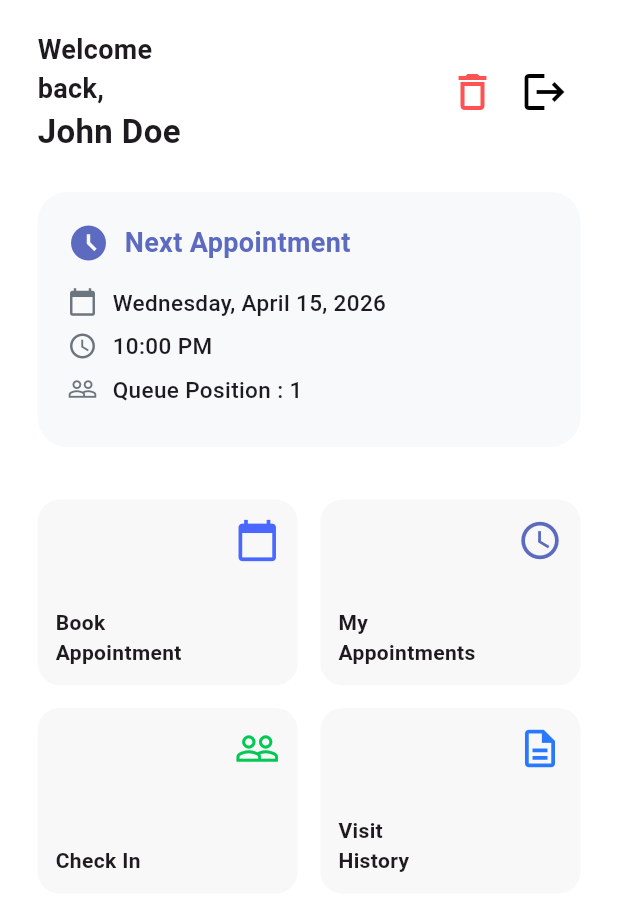
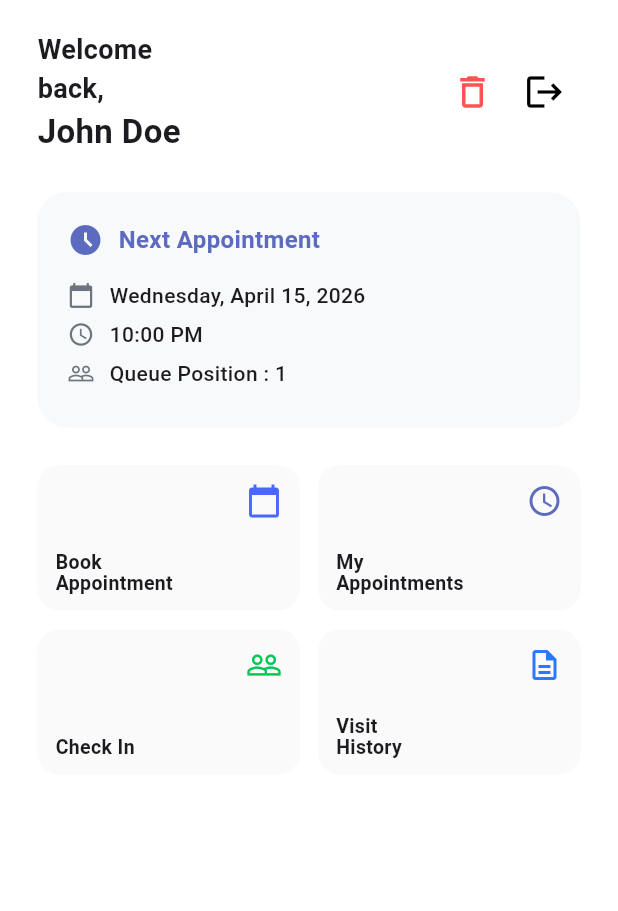
Before and after one commit to SelamawitMulat/MedLine_MobileAppProject2018, a Flutter app: the PatientPortalScreen screen opened by its route, on a phone screen of 412 x 824 dp. Shown: the top 911 px of the screen. Run offline on Flutter 3.47's test engine with Material 3 defaults, Android fonts, the phone set to English and light mode, and no system bars; our stand-ins replace go_router, table_calendar.

Commit message:
fix_patient_portal

```diff
--- a/lib/features/home/presentation/screens/patient_portal/patient_portal.dart
+++ b/lib/features/home/presentation/screens/patient_portal/patient_portal.dart
@@ -34,12 +34,12 @@ class PatientPortalScreen extends StatelessWidget {
                     children: [
                       IconButton(
                         icon: const Icon(Icons.delete_outline,
-                            color: AppColors.errorRed, size: 32),
+                            color: AppColors.errorRed, size: 28),
                         onPressed: () {},
                       ),
                       IconButton(
                         icon: const Icon(Icons.logout,
-                            color: AppColors.textBlack, size: 32),
+                            color: AppColors.textBlack, size: 28),
                         onPressed: () => context.go('/login'),
                       ),
                     ],
@@ -49,35 +49,32 @@ class PatientPortalScreen extends StatelessWidget {
               const SizedBox(height: 25),
 
               _buildAppointmentCard(),
-              const SizedBox(height: 35),
+              const SizedBox(height: 25), // Slightly reduced spacing
 
               // Navigation Grid
               GridView.count(
                 shrinkWrap: true,
                 physics: const NeverScrollableScrollPhysics(),
                 crossAxisCount: 2,
-                mainAxisSpacing: 15,
-                crossAxisSpacing: 15,
-                childAspectRatio: 1.4,
+                mainAxisSpacing: 12,
+                crossAxisSpacing: 12,
+                // INCREASED Aspect Ratio makes the buttons shorter/smaller
+                childAspectRatio: 1.8,
                 children: [
-                  // --- FIXED: Added navigation logic here ---
                   _actionTile(
                     "Book\nAppointment",
                     Icons.calendar_today,
                     AppColors.primaryBlue,
                     () => context.push('/book-appointment'),
                   ),
-
                   _actionTile(
                     "My\nAppointments",
                     Icons.access_time,
                     AppColors.secondaryPurple,
                     () => context.push('/my-appointments'),
                   ),
-
                   _actionTile("Check In", Icons.people_outline,
                       AppColors.successGreen, () => context.push('/check-in')),
-
                   _actionTile(
                       "Visit\nHistory",
                       Icons.description_outlined,
@@ -91,7 +88,6 @@ class PatientPortalScreen extends StatelessWidget {
       ),
     );
   }
-
   Widget _buildAppointmentCard() {
     return Container(
       width: double.infinity,
@@ -106,12 +102,12 @@ class PatientPortalScreen extends StatelessWidget {
           const Row(
             children: [
               Icon(Icons.access_time_filled,
-                  color: AppColors.secondaryPurple, size: 28),
+                  color: AppColors.secondaryPurple, size: 24),
               SizedBox(width: 10),
               Text("Next Appointment",
                   style: TextStyle(
                       color: AppColors.secondaryPurple,
-                      fontSize: 18,
+                      fontSize: 16,
                       fontWeight: FontWeight.bold)),
             ],
           ),
@@ -125,14 +121,14 @@ class PatientPortalScreen extends StatelessWidget {
   }
 
   Widget _detailRow(IconData icon, String text) => Padding(
-        padding: const EdgeInsets.only(bottom: 8.0),
+        padding: const EdgeInsets.only(bottom: 6.0),
         child: Row(
           children: [
-            Icon(icon, color: AppColors.textGrey, size: 20),
+            Icon(icon, color: AppColors.textGrey, size: 18),
             const SizedBox(width: 10),
             Text(text,
                 style:
-                    const TextStyle(fontSize: 15, fontWeight: FontWeight.w500)),
+                    const TextStyle(fontSize: 14, fontWeight: FontWeight.w500)),
           ],
         ),
       );
@@ -143,9 +139,10 @@ class PatientPortalScreen extends StatelessWidget {
       onTap: onTap,
       borderRadius: BorderRadius.circular(15),
       child: Container(
+        // Reduced internal padding
         padding: const EdgeInsets.all(12),
         decoration: BoxDecoration(
-          color: AppColors.borderGrey.withOpacity(0.4),
+          color: AppColors.borderGrey.withOpacity(0.3),
           borderRadius: BorderRadius.circular(15),
         ),
         child: Stack(
@@ -154,10 +151,12 @@ class PatientPortalScreen extends StatelessWidget {
                 alignment: Alignment.bottomLeft,
                 child: Text(title,
                     style: const TextStyle(
-                        fontWeight: FontWeight.bold, fontSize: 14))),
+                        fontWeight: FontWeight.bold,
+                        fontSize: 13, // Reduced font size
+                        height: 1.1))),
             Align(
                 alignment: Alignment.topRight,
-                child: Icon(icon, color: color, size: 30)),
+                child: Icon(icon, color: color, size: 24)), // Reduced icon size
           ],
         ),
       ),
```
